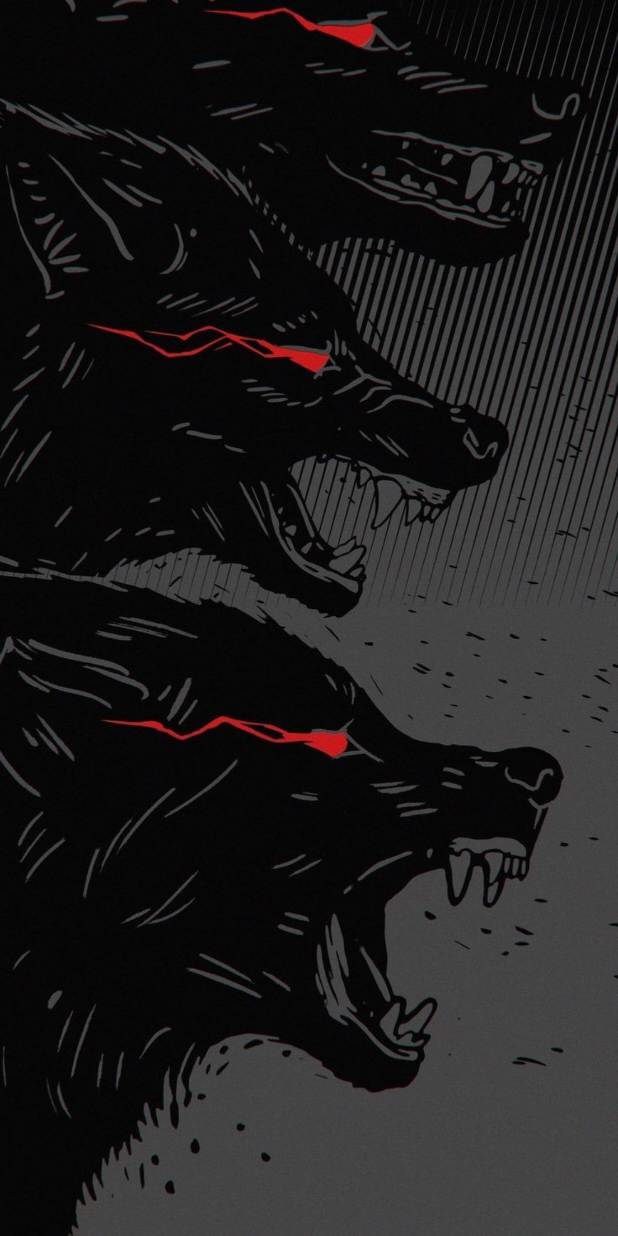
After one commit to xDAREY/Authentication-app, an Android app: the landingPage screen opened directly, with no data from a screen before it, on a phone screen of 412 x 824 dp. The commit adds this screen. Run offline under Robolectric (Android 15) with nearby library versions, the phone set to English and light mode, and no system bars.

Commit message:
extra pages add

```diff
--- a/app/src/main/AndroidManifest.xml
+++ b/app/src/main/AndroidManifest.xml
@@ -11,6 +11,12 @@
         android:supportsRtl="true"
         android:theme="@style/Theme.Authenticationapp"
         tools:targetApi="31">
+        <activity
+            android:name=".landingPage2"
+            android:exported="false" />
+        <activity
+            android:name=".landingPage"
+            android:exported="false" />
         <activity
             android:name=".SignUp"
             android:exported="false" />
--- /dev/null
+++ b/app/src/main/java/com/example/authentication_app/landingPage.java
@@ -0,0 +1,14 @@
+package com.example.authentication_app;
+
+import androidx.appcompat.app.AppCompatActivity;
+
+import android.os.Bundle;
+
+public class landingPage extends AppCompatActivity {
+
+    @Override
+    protected void onCreate(Bundle savedInstanceState) {
+        super.onCreate(savedInstanceState);
+        setContentView(R.layout.activity_landing_page);
+    }
+}
--- /dev/null
+++ b/app/src/main/res/layout/activity_landing_page.xml
@@ -0,0 +1,15 @@
+<?xml version="1.0" encoding="utf-8"?>
+<androidx.constraintlayout.widget.ConstraintLayout xmlns:android="http://schemas.android.com/apk/res/android"
+    xmlns:app="http://schemas.android.com/apk/res-auto"
+    xmlns:tools="http://schemas.android.com/tools"
+    android:layout_width="match_parent"
+    android:layout_height="match_parent"
+    tools:context=".landingPage">
+
+    <ImageView
+        android:layout_width="match_parent"
+        android:layout_height="match_parent"
+        android:background="@drawable/landing_page"
+        />
+
+</androidx.constraintlayout.widget.ConstraintLayout>
--- a/app/src/main/res/layout/activity_sign_up.xml
+++ b/app/src/main/res/layout/activity_sign_up.xml
@@ -222,9 +222,9 @@
                 android:layout_width="200dp"
                 android:layout_height="50dp"
                 android:layout_marginBottom="-150dp"
-                android:backgroundTint="#00FFFF"
+                android:backgroundTint="#B6D9D9"
                 android:text="@string/proceed"
-                android:textColor="#FF0000"
+                android:textColor="#000000"
                 android:textSize="20sp"
                 app:layout_constraintBottom_toBottomOf="@id/inputRePassword"
                 app:layout_constraintLeft_toLeftOf="parent"
```
Also changed, not shown: app/src/main/java/com/example/authentication_app/landingPage2.java (added, +14 -0 lines), app/src/main/res/layout/activity_landing_page2.xml (added, +15 -0 lines), app/src/main/res/drawable/landing_page.PNG (added), app/src/main/res/drawable/landing_page2.PNG (added).
